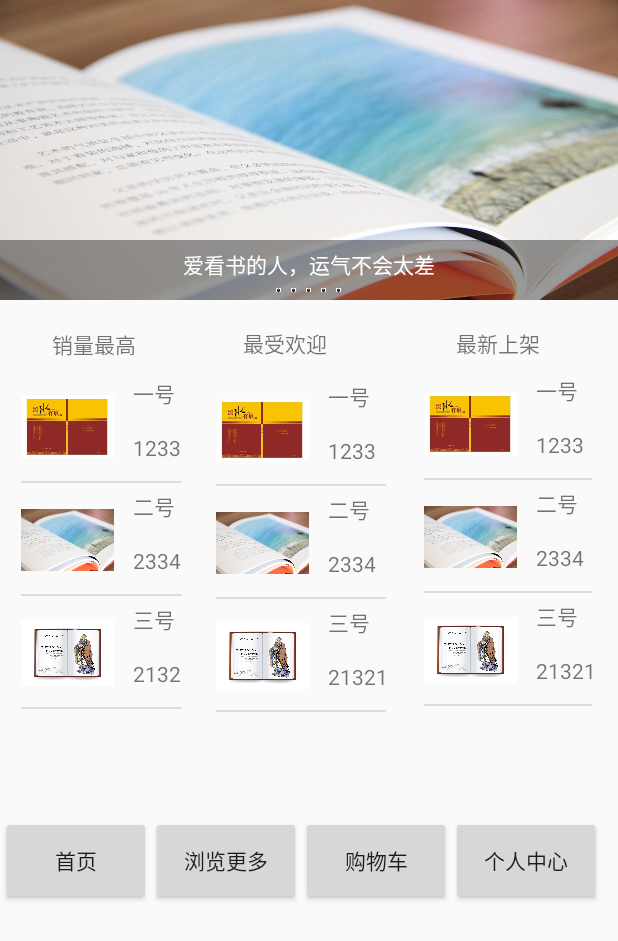
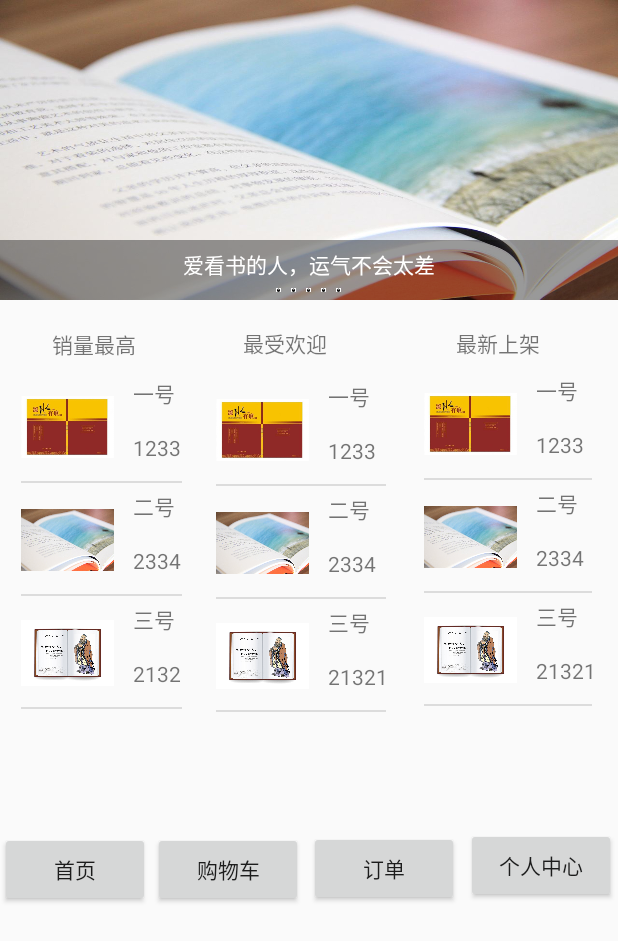
Before and after one commit to SEWEovo/ball, an Android app: the IndexActivity screen opened directly, with no data from a screen before it, on a phone screen of 412 x 824 dp. Shown: the top 941 px of the screen. Run offline under Robolectric (Android 15) with nearby library versions, the phone set to English and light mode, and no system bars; network calls fail; 2 statements that could not run were skipped.

Commit message:
格式整理

```diff
--- a/app/src/main/res/layout/activity_allbook.xml
+++ b/app/src/main/res/layout/activity_allbook.xml
@@ -1,12 +1,8 @@
 <?xml version="1.0" encoding="utf-8"?>
 <AbsoluteLayout xmlns:android="http://schemas.android.com/apk/res/android"
-    xmlns:app="http://schemas.android.com/apk/res-auto"
     xmlns:tools="http://schemas.android.com/tools"
     android:layout_width="match_parent"
     android:layout_height="match_parent">
-
-
-
     <ListView
         android:id="@+id/listView"
         android:layout_width="wrap_content"
@@ -15,15 +11,12 @@
         android:layout_y="58dp"
         tools:layout_editor_absoluteX="8dp"
         tools:layout_editor_absoluteY="395dp"></ListView>
-
     <Button
         android:id="@+id/index"
         android:layout_width="100dp"
         android:layout_height="50dp"
         android:layout_y="555dp"
-
         android:text="首页" />
-
     <Button
         android:id="@+id/tip"
         android:layout_width="100dp"
@@ -31,7 +24,6 @@
         android:layout_x="206dp"
         android:layout_y="554dp"
         android:text="订单" />
-
     <Button
         android:id="@+id/me"
         android:layout_width="100dp"
@@ -39,16 +31,13 @@
         android:layout_x="311dp"
         android:layout_y="552dp"
         android:text="个人中心" />
-
     <Button
         android:id="@+id/car"
         android:layout_width="100dp"
         android:layout_height="50dp"
         android:layout_x="102dp"
-
         android:layout_y="555dp"
         android:text="购物车"
         tools:layout_editor_absoluteX="85dp"
         tools:layout_editor_absoluteY="543dp" />
-
 </AbsoluteLayout>
--- a/app/src/main/res/layout/activity_index.xml
+++ b/app/src/main/res/layout/activity_index.xml
@@ -101,38 +101,38 @@
 
     </ListView>
 
-    <LinearLayout
-        android:layout_width="match_parent"
-        android:layout_height="59dp"
-        android:layout_x="1dp"
-        android:layout_y="544dp">
+
 
         <Button
             android:id="@+id/index"
             android:layout_width="100dp"
-            android:layout_height="match_parent"
-            android:text="首页"
+            android:layout_height="50dp"
+            android:layout_y="555dp"
+            android:text="首页" />
 
-            />
         <Button
+            android:id="@+id/tip"
             android:layout_width="100dp"
-            android:layout_height="match_parent"
-            android:id="@+id/look"
-            android:text="浏览更多"
+            android:layout_height="50dp"
+            android:layout_x="206dp"
+            android:layout_y="554dp"
+            android:text="订单" />
 
-            />
         <Button
+            android:id="@+id/me"
             android:layout_width="100dp"
-            android:layout_height="match_parent"
+            android:layout_height="50dp"
+            android:layout_x="311dp"
+            android:layout_y="552dp"
+            android:text="个人中心" />
+
+        <Button
             android:id="@+id/car"
+            android:layout_width="100dp"
+            android:layout_height="50dp"
+            android:layout_x="102dp"
+            android:layout_y="555dp"
             android:text="购物车"
-            />
-        <Button
-            android:layout_width="100dp"
-            android:layout_height="match_parent"
-            android:id="@+id/me"
-            android:text="个人中心"
-            />
-
-    </LinearLayout>
+            tools:layout_editor_absoluteX="85dp"
+            tools:layout_editor_absoluteY="543dp" />
 </AbsoluteLayout>
```
Also changed, not shown: app/src/main/java/com/example/administrator/ball/AllBookActivity.java (+0 -9 lines), app/src/main/res/layout/activity_book.xml (+0 -7 lines).
